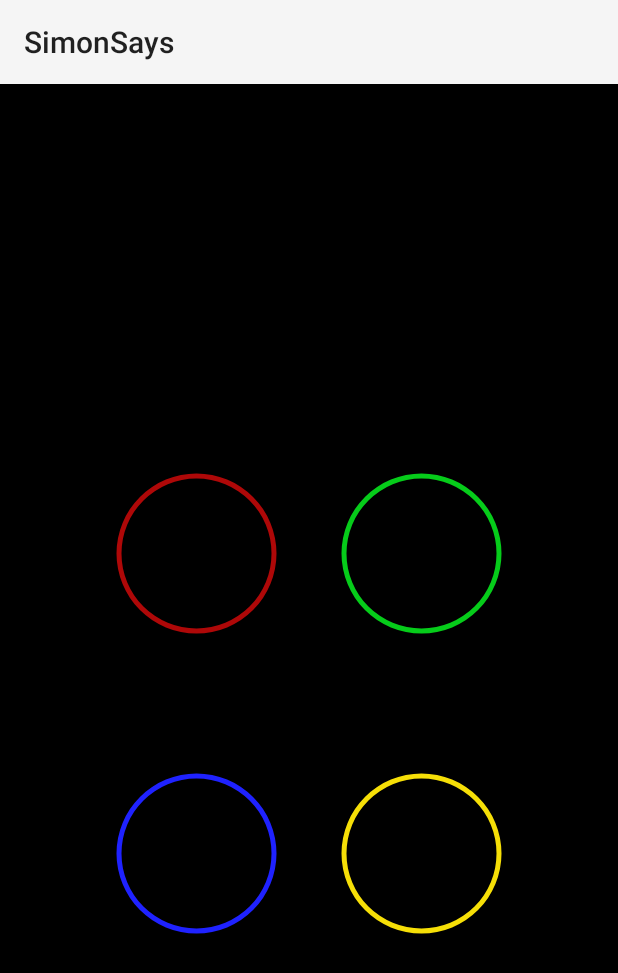
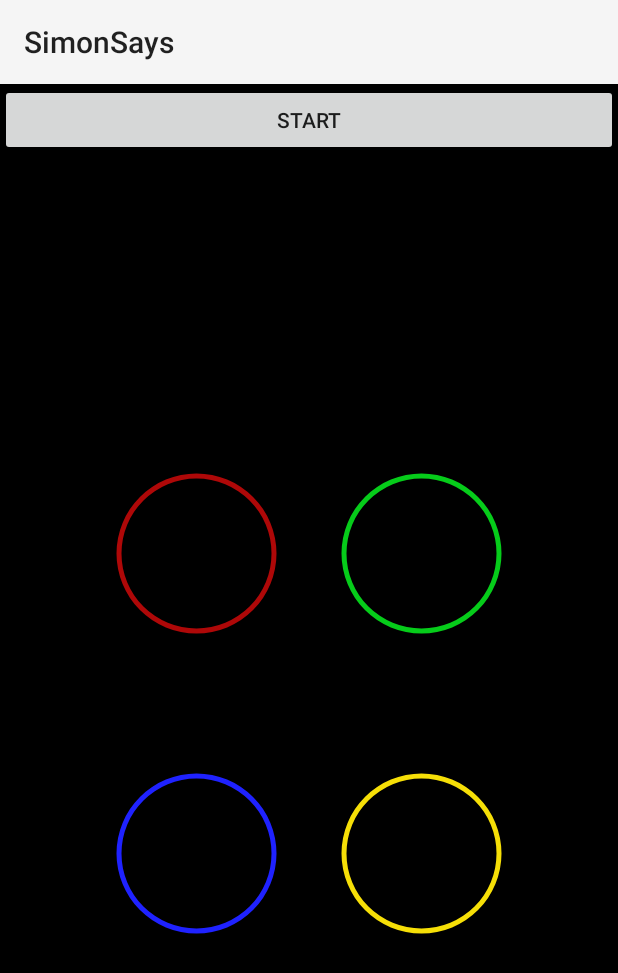
Before and after one commit to yanivlav/SimonSays, an Android app: the GameActivity screen opened directly, with no data from a screen before it, on a phone screen of 412 x 824 dp. Shown: the top 973 px of the screen. Run offline under Robolectric (Android 15) with nearby library versions, the phone set to English and light mode, and no system bars.

Commit message:
game activity

```diff
--- a/app/build.gradle
+++ b/app/build.gradle
@@ -32,8 +32,9 @@ dependencies {
     implementation 'androidx.appcompat:appcompat:1.4.1'
     implementation 'com.google.android.material:material:1.5.0'
     implementation 'androidx.constraintlayout:constraintlayout:2.1.3'
+    implementation 'com.github.SanojPunchihewa:GlowButton:1.0.1'
     testImplementation 'junit:junit:4.13.2'
     androidTestImplementation 'androidx.test.ext:junit:1.1.3'
     androidTestImplementation 'androidx.test.espresso:espresso-core:3.4.0'
-    implementation 'com.github.SanojPunchihewa:GlowButton:1.0.1'
+
 }
--- a/app/src/main/java/com/example/simonsays/GameActivity.java
+++ b/app/src/main/java/com/example/simonsays/GameActivity.java
@@ -4,11 +4,17 @@ import android.media.MediaPlayer;
 import android.os.Bundle;
 import android.view.View;
 import android.widget.Button;
+import android.widget.Switch;
 
 import androidx.appcompat.app.AppCompatActivity;
 
+import java.util.ArrayList;
+import java.util.Random;
+
 public class GameActivity extends AppCompatActivity {
-    Button blueBtn, yellowBtn, redBtn, greenBtn;
+    Button blueBtn, yellowBtn, redBtn, greenBtn,startBtn;
+
+
 
     @Override
     protected void onCreate(Bundle savedInstanceState) {
@@ -19,15 +25,85 @@ public class GameActivity extends AppCompatActivity {
         yellowBtn = (Button)findViewById(R.id.yellow_btn);
         redBtn = (Button)findViewById(R.id.red_btn);
         greenBtn = (Button)findViewById(R.id.green_btn);
+        startBtn = (Button)findViewById(R.id.start_btn);
         final MediaPlayer mpb = MediaPlayer.create(this,R.raw.alien_blast_in_the_earth);
         final MediaPlayer mpr = MediaPlayer.create(this,R.raw.cool_guitar_riff);
         final MediaPlayer mpy = MediaPlayer.create(this,R.raw.electric_fence_buzzing);
         final MediaPlayer mpg = MediaPlayer.create(this,R.raw.scifi_artificial_intelligence_speaks);
 
+
+        int level = 1;//counter for level
+
+        final String[] colors = {"Blue","Yellow","Red","Green"};
+//        Button[] buttons = {blueBtn,yellowBtn,redBtn,greenBtn};
+
+        Random rand = new Random();
+//        int randNum = rand.nextInt(3);
+
+        ArrayList<String> first = new ArrayList<>();
+
+//        first.add(colors[randNum]);
+
+//        //initialize 100 first colors
+//        for (int i = 0; i < 100 ; i++){
+//            first.add(colors[rand.nextInt(3)]);
+//
+//        }
+//        for (int i = 0 ; i < first.size(); i++){
+//                switch(first.get(i)) {
+//                    case "Blue":
+//                        mpb.start();
+//                        break;
+//                    case "Red":
+//                        mpr.start();
+//                        break;
+//                    case "Green":
+//                        mpg.start();
+//                        break;
+//                    case "Yellow":
+//                        mpy.start();
+//                        break;
+//                    default:
+//                        // code block
+//                }
+//        }
+
+//        while (level < 100){
+//            for (int i = 0 ; i < level; i++){
+//                switch(first.get(i)) {
+//                    case "Blue":
+//                        mpb.start();
+//                        break;
+//                    case "Red":
+//                        mpr.start();
+//                        break;
+//                    case "Green":
+//                        mpg.start();
+//                        break;
+//                    case "Yellow":
+//                        mpy.start();
+//                        break;
+//                    default:
+//                        // code block
+//                }
+////        private int checkCurrentSteam(ArrayList<String> first, ArrayList<String> clickStream){
+////            for (int i = 0 ; i < first.toArray().length; i++){
+////                if (first[i] != clickStream[i]){
+////                    return 0;
+////                }
+////                return 1;
+////            }
+//
+//            }//for
+//            level++;
+//        }//while
+
+
         blueBtn.setOnClickListener(new View.OnClickListener() {
             @Override
             public void onClick(View view) {
                 mpb.start();
+
             }
         });
 
@@ -53,4 +129,6 @@ public class GameActivity extends AppCompatActivity {
         });
     }
 
+
+
 }
--- a/app/src/main/res/layout/activity_game.xml
+++ b/app/src/main/res/layout/activity_game.xml
@@ -6,6 +6,15 @@
         android:layout_above="@+id/bottomBtns"
         xmlns:android="http://schemas.android.com/apk/res/android">
 
+
+    <androidx.appcompat.widget.AppCompatButton
+
+            android:id="@+id/start_btn"
+            android:layout_width="match_parent"
+            android:layout_height="wrap_content"
+            android:text="@string/start"/>
+
+
     <RelativeLayout
             android:id="@+id/centerBtns"
             android:layout_width="match_parent"
@@ -13,6 +22,8 @@
             android:layout_above="@id/bottomBtns"
             android:layout_marginBottom="50dp"
             android:gravity="center">
+
+
 
         <androidx.appcompat.widget.AppCompatButton
                 android:id="@+id/red_btn"
@@ -58,4 +69,5 @@
 
     </RelativeLayout>
 
+
 </RelativeLayout>
--- a/app/src/main/res/values/strings.xml
+++ b/app/src/main/res/values/strings.xml
@@ -1,5 +1,6 @@
 <resources>
     <string name="app_name">SimonSays</string>
+    <string name="start">start</string>
 
     <string-array name="list_entries">
         <item>Easy</item>
```
Also changed, not shown: app/src/main/res/layout/activity_main.xml (+6 -4 lines).
